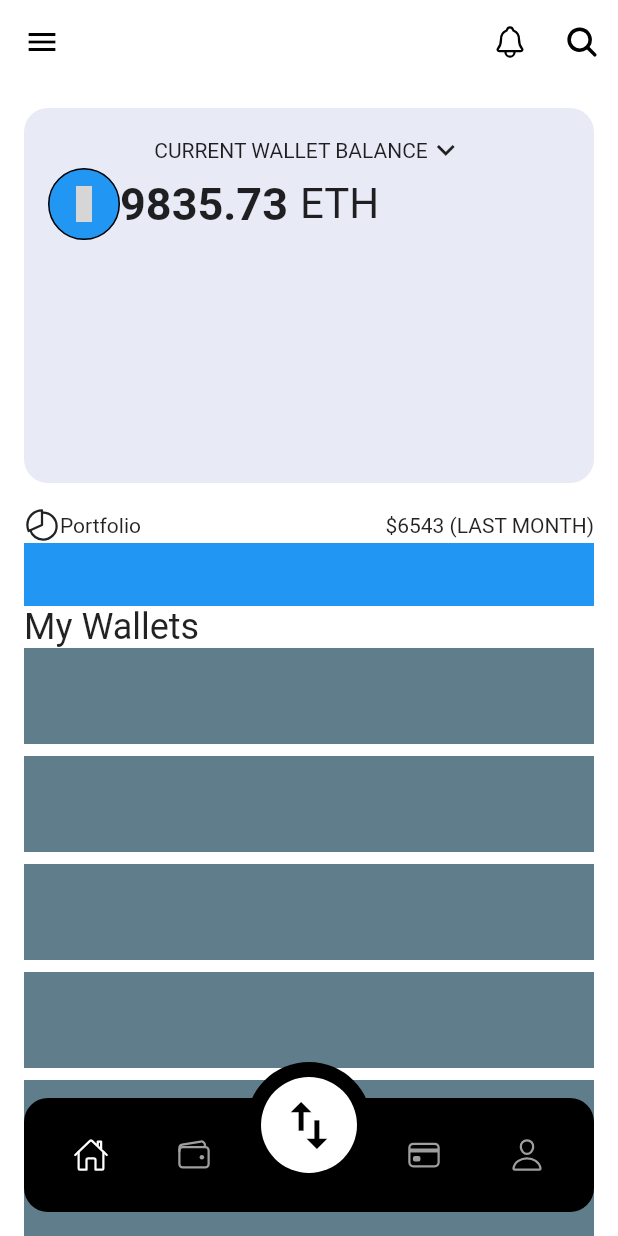
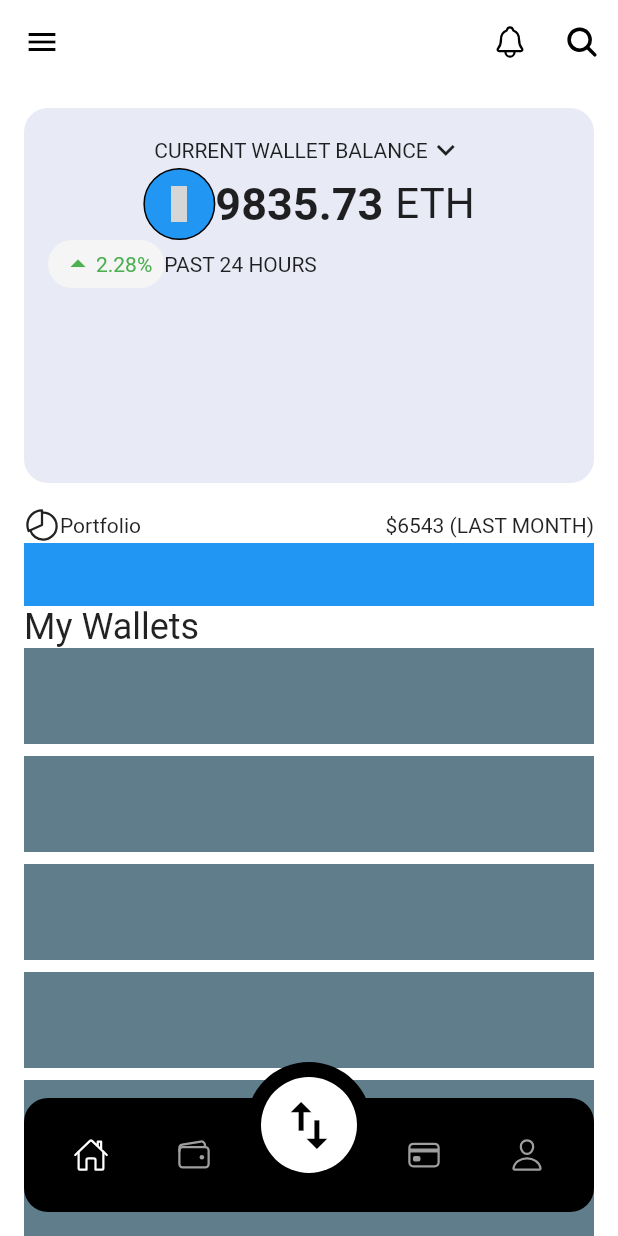
Before and after one commit to JAICHANGPARK/flutter_notebook_chapter_24, a Flutter app: the screen it shows after launch, on a phone screen of 412 x 824 dp. Run offline on Flutter 3.47's test engine with Material 2 defaults, Android fonts, the phone set to English and light mode, and no system bars; our stand-ins replace freezed_annotation, ionicons; missing offline and left inert: crypto_font_icons; grey boxes are pictures that could not be loaded.

Commit message:
Update cwa_main_page.dart

```diff
--- a/lib/ep1357_crypto_wallet_app/view/cwa_main_page.dart
+++ b/lib/ep1357_crypto_wallet_app/view/cwa_main_page.dart
@@ -71,6 +71,7 @@ class _CryptoWalletAppMainPageState extends State<CryptoWalletAppMainPage> {
                         ],
                       ),
                       Row(
+                        mainAxisAlignment: MainAxisAlignment.center,
                         children: [
                           Container(
                             height: 48,
@@ -104,6 +105,31 @@ class _CryptoWalletAppMainPageState extends State<CryptoWalletAppMainPage> {
                             style: TextStyle(
                               fontSize: 28,
                             ),
+                          ),
+                        ],
+                      ),
+                      Row(
+                        children: [
+                          Container(
+                            padding: EdgeInsets.symmetric(horizontal: 8, vertical: 4),
+                            decoration: BoxDecoration(color: Colors.grey[100], borderRadius: BorderRadius.circular(24)),
+                            child: Row(
+                              children: [
+                                Icon(
+                                  Icons.arrow_drop_up,
+                                  color: Colors.green,
+                                ),
+                                Text(
+                                  "2.28%",
+                                  style: TextStyle(
+                                    color: Colors.green,
+                                  ),
+                                )
+                              ],
+                            ),
+                          ),
+                          Text(
+                            "PAST 24 HOURS",
                           ),
                         ],
                       )
```
